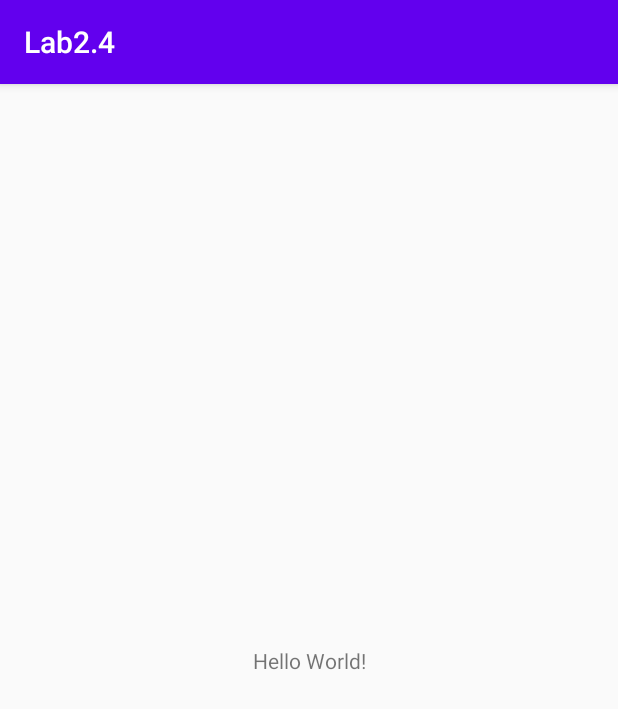
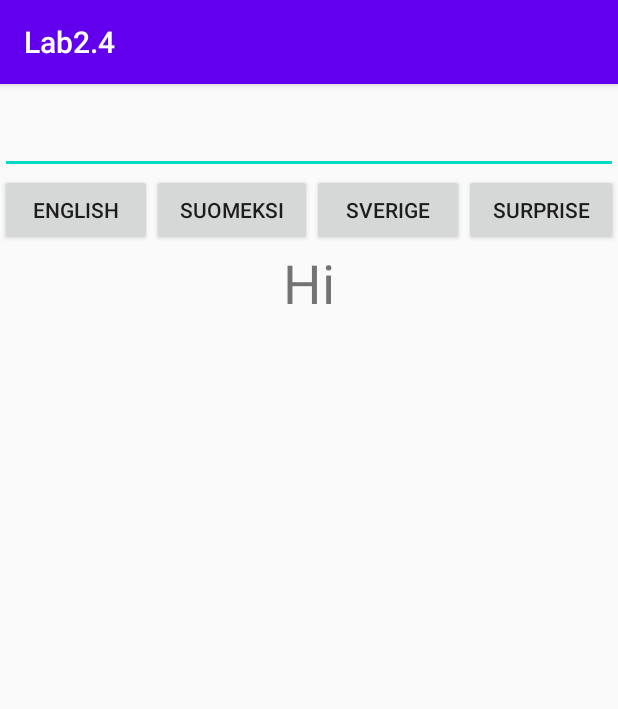
Before and after one commit to DubstepKnight/AndroidLab2.4, an Android app: the screen it shows after launch (MainActivity), on a phone screen of 412 x 824 dp. Shown: the top 709 px of the screen. Run offline under Robolectric (Android 15) with nearby library versions, the phone set to English and light mode, and no system bars.

Commit message:
Exercise number 4 is done

```diff
--- a/app/src/main/java/image/color/git/lab24/MainActivity.java
+++ b/app/src/main/java/image/color/git/lab24/MainActivity.java
@@ -3,12 +3,89 @@ package image.color.git.lab24;
 import androidx.appcompat.app.AppCompatActivity;
 
 import android.os.Bundle;
+import android.text.Editable;
+import android.text.TextWatcher;
+import android.util.Log;
+import android.view.KeyEvent;
+import android.view.View;
+import android.widget.Button;
+import android.widget.EditText;
+import android.widget.TextView;
 
 public class MainActivity extends AppCompatActivity {
+
+    String greeting = "Hi";
+    String textInputValue = "";
 
     @Override
     protected void onCreate(Bundle savedInstanceState) {
         super.onCreate(savedInstanceState);
         setContentView(R.layout.activity_main);
+
+        EditText textInput = findViewById(R.id.editText);
+
+
+        final TextView shownResponse = findViewById(R.id.textView);
+        final TextView shownResponse2 = findViewById(R.id.textView2);
+
+        textInput.addTextChangedListener(new TextWatcher() {
+            @Override
+            public void beforeTextChanged(CharSequence s, int start, int count, int after) {
+
+            }
+
+            @Override
+            public void onTextChanged(CharSequence s, int start, int before, int count) {
+
+            }
+
+            @Override
+            public void afterTextChanged(Editable s) {
+                String newString = s.toString();
+                textInputValue = newString;
+                shownResponse2.setText(textInputValue);
+            }
+        });
+
+        String textInputValue = textInput.getText().toString();
+
+//     Buttons
+        Button inEnglish = findViewById(R.id.english);
+        inEnglish.setOnClickListener(new View.OnClickListener() {
+
+            @Override
+            public void onClick(View v) {
+                shownResponse.setText("Hi");
+            }
+        });
+
+        Button inFinnish = findViewById(R.id.finnish);
+        inFinnish.setOnClickListener(new View.OnClickListener() {
+
+            @Override
+            public void onClick(View v) {
+                shownResponse.setText("Terve");
+            }
+        });
+        Button inSwedish = findViewById(R.id.swedish);
+        inSwedish.setOnClickListener(new View.OnClickListener() {
+
+            @Override
+            public void onClick(View v) {
+                shownResponse.setText("Hejjsan");
+            }
+        });
+        Button inSpanish = findViewById(R.id.spanish);
+        inSpanish.setOnClickListener(new View.OnClickListener() {
+
+            @Override
+            public void onClick(View v) {
+                shownResponse.setText("Hola");
+            }
+        });
+
+        shownResponse.setText(greeting);
+        shownResponse2.setText(textInputValue);
+
     }
 }
--- a/app/src/main/res/layout/activity_main.xml
+++ b/app/src/main/res/layout/activity_main.xml
@@ -6,13 +6,79 @@
     android:layout_height="match_parent"
     tools:context=".MainActivity">
 
-    <TextView
-        android:layout_width="wrap_content"
+    <EditText
+        android:id="@+id/editText"
+        android:layout_width="0dp"
+        android:layout_height="0dp"
+        app:layout_constraintBottom_toTopOf="@+id/linearLayout"
+        app:layout_constraintEnd_toEndOf="parent"
+        app:layout_constraintHorizontal_bias="0.0"
+        app:layout_constraintStart_toStartOf="parent"
+        app:layout_constraintTop_toTopOf="parent"
+        app:layout_constraintVertical_bias="0.0" />
+
+    <LinearLayout
+        android:id="@+id/linearLayout"
+        android:layout_width="match_parent"
         android:layout_height="wrap_content"
-        android:text="Hello World!"
+        android:layout_marginTop="60dp"
+        android:orientation="horizontal"
+        app:layout_constraintBottom_toTopOf="@+id/linearLayout2"
+        app:layout_constraintTop_toTopOf="parent"
+        tools:layout_editor_absoluteX="0dp">
+
+        <Button
+            android:id="@+id/english"
+            android:layout_width="wrap_content"
+            android:layout_height="wrap_content"
+            android:layout_weight="1"
+            android:text="English" />
+
+        <Button
+            android:id="@+id/finnish"
+            android:layout_width="wrap_content"
+            android:layout_height="wrap_content"
+            android:layout_weight="1"
+            android:text="Suomeksi" />
+
+        <Button
+            android:id="@+id/swedish"
+            android:layout_width="wrap_content"
+            android:layout_height="wrap_content"
+            android:layout_weight="1"
+            android:text="Sverige" />
+
+        <Button
+            android:id="@+id/spanish"
+            android:layout_width="wrap_content"
+            android:layout_height="wrap_content"
+            android:layout_weight="1"
+            android:text="Surprise" />
+    </LinearLayout>
+
+    <LinearLayout
+        android:id="@+id/linearLayout2"
+        android:layout_width="match_parent"
+        android:layout_height="0dp"
+        android:orientation="vertical"
         app:layout_constraintBottom_toBottomOf="parent"
-        app:layout_constraintLeft_toLeftOf="parent"
-        app:layout_constraintRight_toRightOf="parent"
-        app:layout_constraintTop_toTopOf="parent" />
+        app:layout_constraintTop_toBottomOf="@+id/linearLayout">
+
+        <TextView
+            android:id="@+id/textView"
+            android:layout_width="match_parent"
+            android:layout_height="wrap_content"
+            android:gravity="center"
+            android:text="TextView"
+            android:textSize="36sp" />
+
+        <TextView
+            android:id="@+id/textView2"
+            android:layout_width="match_parent"
+            android:layout_height="wrap_content"
+            android:gravity="center"
+            android:text="TextView"
+            android:textSize="36sp" />
+    </LinearLayout>
 
 </androidx.constraintlayout.widget.ConstraintLayout>
```
